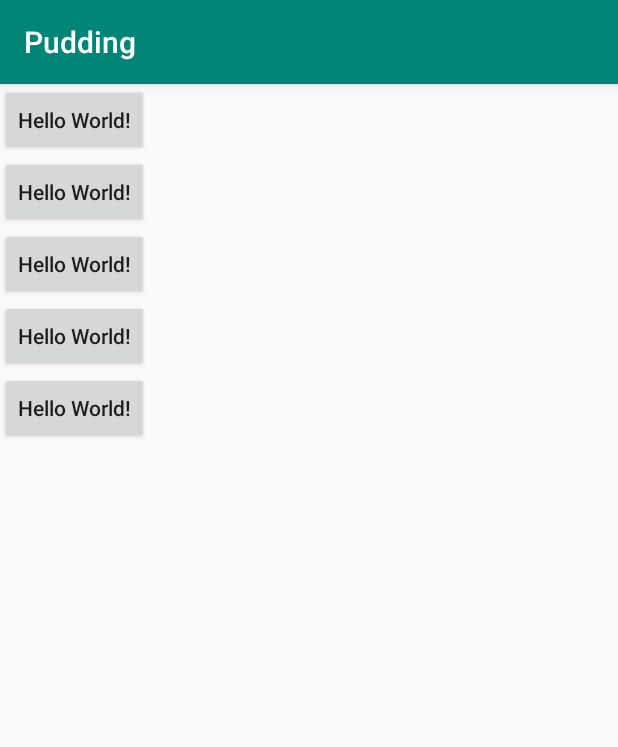
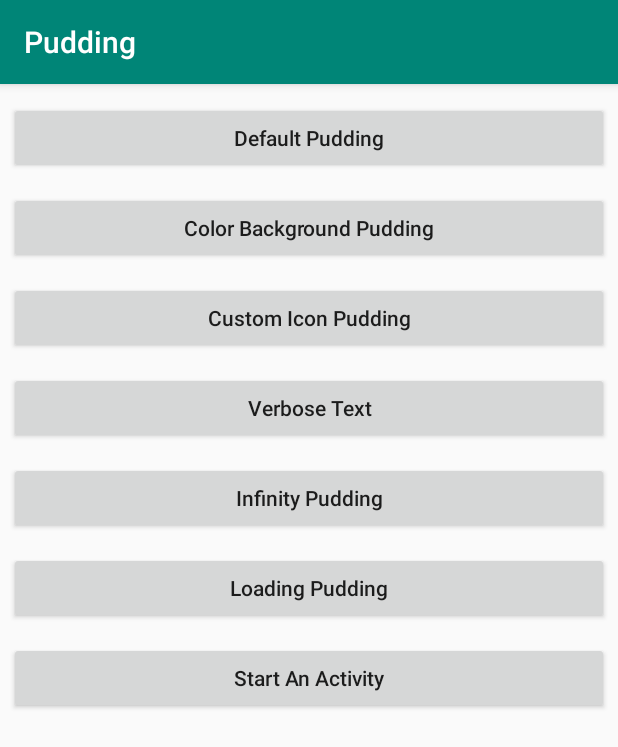
Before and after one commit to o0o0oo00/Pudding, an Android app: the screen it shows after launch (MainActivity), on a phone screen of 412 x 824 dp. Shown: the top 747 px of the screen. Run offline under Robolectric (Android 15) with nearby library versions, the phone set to English and light mode, and no system bars.

Commit message:
添加诸多配置选项

```diff
--- a/app/src/main/res/layout/activity_main.xml
+++ b/app/src/main/res/layout/activity_main.xml
@@ -6,38 +6,71 @@
         android:layout_width="match_parent"
         android:orientation="vertical"
         android:layout_height="match_parent"
+        android:paddingTop="@dimen/small_margin"
         tools:context=".demo.MainActivity">
 
     <Button
-            android:layout_width="wrap_content"
+            android:layout_margin="@dimen/small_margin"
+            android:layout_width="match_parent"
             android:layout_height="wrap_content"
-            android:text="Hello World!"
+            android:text="@string/default_pudding"
             android:onClick="click1"
             android:textAllCaps="false"
     />
+
     <Button
-            android:layout_width="wrap_content"
+            android:layout_margin="@dimen/small_margin"
+            android:layout_width="match_parent"
             android:layout_height="wrap_content"
-            android:text="Hello World!"
-            android:textAllCaps="false"
-    />
-    <Button
-            android:layout_width="wrap_content"
-            android:layout_height="wrap_content"
-            android:text="Hello World!"
-            android:textAllCaps="false"
-    />
-    <Button
-            android:layout_width="wrap_content"
-            android:layout_height="wrap_content"
-            android:text="Hello World!"
-            android:textAllCaps="false"
-    />
-    <Button
-            android:layout_width="wrap_content"
-            android:layout_height="wrap_content"
-            android:text="Hello World!"
+            android:text="@string/color_background"
+            android:onClick="click2"
             android:textAllCaps="false"
     />
 
+    <Button
+            android:layout_margin="@dimen/small_margin"
+            android:layout_width="match_parent"
+            android:layout_height="wrap_content"
+            android:text="@string/icon_custom"
+            android:onClick="click3"
+            android:textAllCaps="false"
+    />
+
+    <Button
+            android:layout_margin="@dimen/small_margin"
+            android:layout_width="match_parent"
+            android:layout_height="wrap_content"
+            android:text="@string/verbose_text"
+            android:onClick="click4"
+            android:textAllCaps="false"
+    />
+
+    <Button
+            android:layout_margin="@dimen/small_margin"
+            android:layout_width="match_parent"
+            android:layout_height="wrap_content"
+            android:text="@string/infinite_pudding"
+            android:onClick="click5"
+            android:textAllCaps="false"
+    />
+
+    <Button
+            android:layout_margin="@dimen/small_margin"
+            android:layout_width="match_parent"
+            android:layout_height="wrap_content"
+            android:text="@string/loading"
+            android:onClick="click6"
+            android:textAllCaps="false"
+    />
+
+    <Button
+            android:layout_margin="@dimen/small_margin"
+            android:layout_width="match_parent"
+            android:layout_height="wrap_content"
+            android:text="@string/start_activity"
+            android:onClick="startAnActivity"
+            android:textAllCaps="false"
+    />
+
+
 </LinearLayout>
--- a/app/src/main/res/values/strings.xml
+++ b/app/src/main/res/values/strings.xml
@@ -1,3 +1,11 @@
 <resources>
     <string name="app_name">Pudding</string>
+    <string name="default_pudding">Default Pudding</string>
+    <string name="color_background">Color Background Pudding</string>
+    <string name="icon_custom">Custom Icon Pudding</string>
+    <string name="verbose_text">Verbose Text</string>
+    <string name="infinite_pudding">Infinity Pudding</string>
+    <string name="start_activity">Start An Activity</string>
+    <string name="loading">Loading Pudding</string>
+    <string name="verbose_text_text">This is a verbose text . And has a lot of words . You can see this text is so long . 男人最怕的就是短啊。 所以长一点最好了，我喜欢，^_^</string>
 </resources>
--- a/pudding/build.gradle
+++ b/pudding/build.gradle
@@ -35,6 +35,7 @@ dependencies {
     androidTestImplementation 'com.android.support.test.espresso:espresso-core:3.0.2'
     implementation "org.jetbrains.kotlin:kotlin-stdlib-jdk7:$kotlin_version"
     implementation 'com.android.support.constraint:constraint-layout:2.0.0'
+    implementation 'androidx.constraintlayout:constraintlayout:1.1.3'
 }
 repositories {
     mavenCentral()
--- a/pudding/src/main/res/anim/alerter_pulse.xml
+++ b/pudding/src/main/res/anim/alerter_pulse.xml
@@ -10,7 +10,7 @@
         android:pivotY="50%"
         android:repeatCount="infinite"
         android:repeatMode="reverse"
-        android:toXScale="0.8"
-        android:toYScale="0.8"/>
+        android:toXScale="1.2"
+        android:toYScale="1.2"/>
 
 </set>
--- /dev/null
+++ b/pudding/src/main/res/drawable/ic_event_available_black_24dp.xml
@@ -0,0 +1,5 @@
+<vector android:height="24dp" android:tint="#FFFFFF"
+    android:viewportHeight="24.0" android:viewportWidth="24.0"
+    android:width="24dp" xmlns:android="http://schemas.android.com/apk/res/android">
+    <path android:fillColor="#FF000000" android:pathData="M16.53,11.06L15.47,10l-4.88,4.88 -2.12,-2.12 -1.06,1.06L10.59,17l5.94,-5.94zM19,3h-1L18,1h-2v2L8,3L8,1L6,1v2L5,3c-1.11,0 -1.99,0.9 -1.99,2L3,19c0,1.1 0.89,2 2,2h14c1.1,0 2,-0.9 2,-2L21,5c0,-1.1 -0.9,-2 -2,-2zM19,19L5,19L5,8h14v11z"/>
+</vector>
```
Also changed, not shown: app/src/main/java/com/zcy/pudding/demo/MainActivity.kt (+63 -5 lines), pudding/src/main/java/com/zcy/pudding/Choco.kt (+53 -33 lines), pudding/src/main/java/com/zcy/pudding/Pudding.kt (+6 -3 lines), pudding/src/main/res/drawable/alerter_ic_notifications.xml (+4 -4 lines), pudding/src/main/res/layout/layout_choco.xml (+30 -13 lines), pudding/src/main/res/values/dimens.xml (+4 -3 lines).
